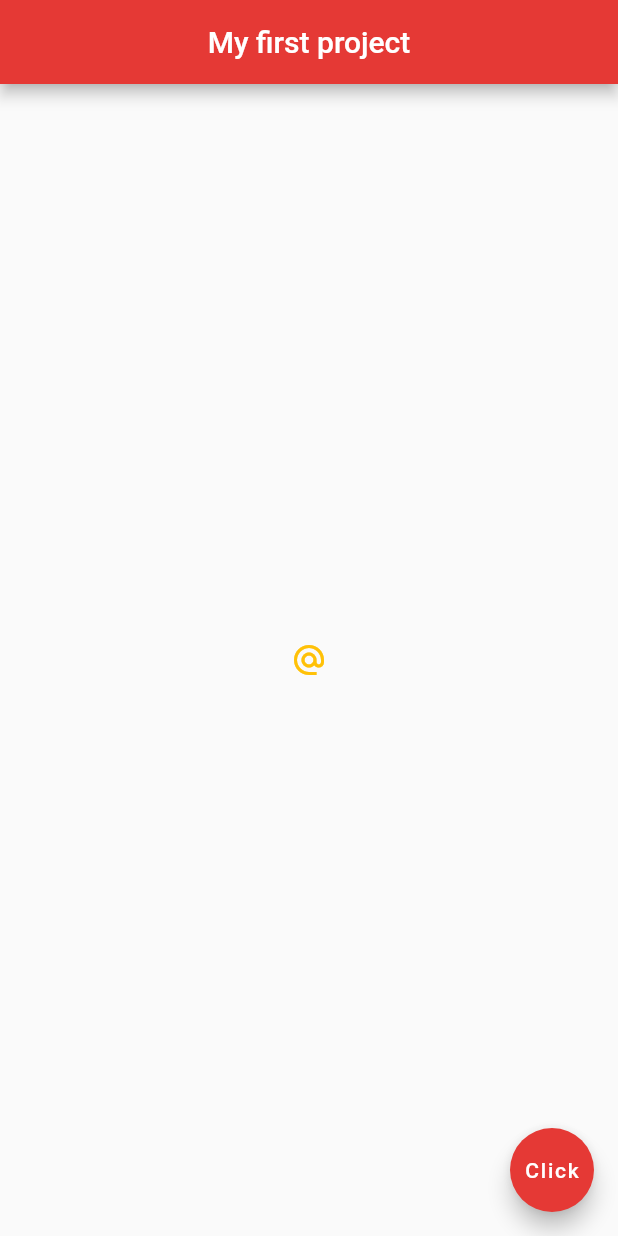
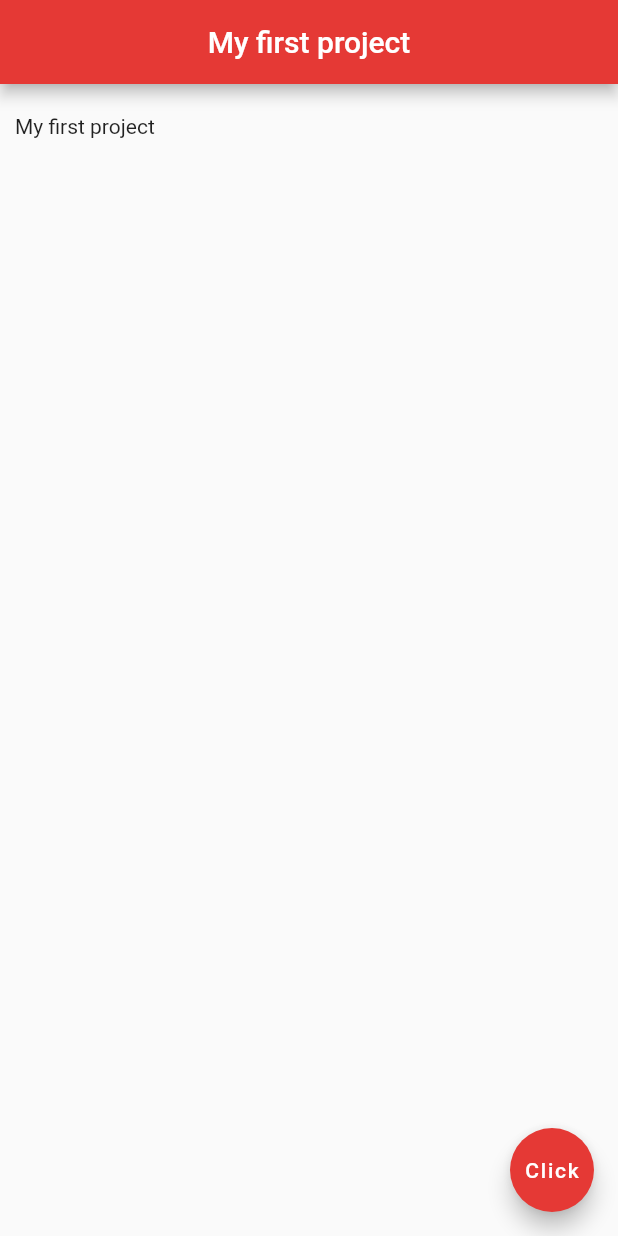
Before and after one commit to PikaPika0710/flutter_tutorial, a Flutter app: the screen it shows after launch, on a phone screen of 412 x 824 dp. Run offline on Flutter 3.47's test engine with Material 2 defaults, Android fonts, the phone set to English and light mode, and no system bars.

Commit message:
containers and padding, margin

```diff
--- a/my_app/lib/main.dart
+++ b/my_app/lib/main.dart
@@ -13,13 +13,16 @@ class Home extends StatelessWidget {
         centerTitle: true,
         backgroundColor: Colors.red[600],
       ),
-      body: Center(
-        child: IconButton(
-          icon: Icon(Icons.alternate_email),
-          onPressed: () => {print("You clicked me.")},
-          color: Colors.amber,
-        ),
-      ),
+      body: Padding(
+          child: Text('My first project'),
+          padding: EdgeInsets.fromLTRB(10.0, 20.0, 30.0, 40.0)),
+
+      // Container(
+      //   child: Text('Hello, world!'),
+      //   padding: EdgeInsets.symmetric(horizontal: 30.0, vertical: 10.0),
+      //   margin: EdgeInsets.all(10.0),
+      //   color: Colors.amber[500],
+      // ),
       floatingActionButton: FloatingActionButton(
         onPressed: () => {},
         child: Text("Click"),
```
Also changed, not shown: my_app/lib/main_2.dart (+10 -6 lines).
